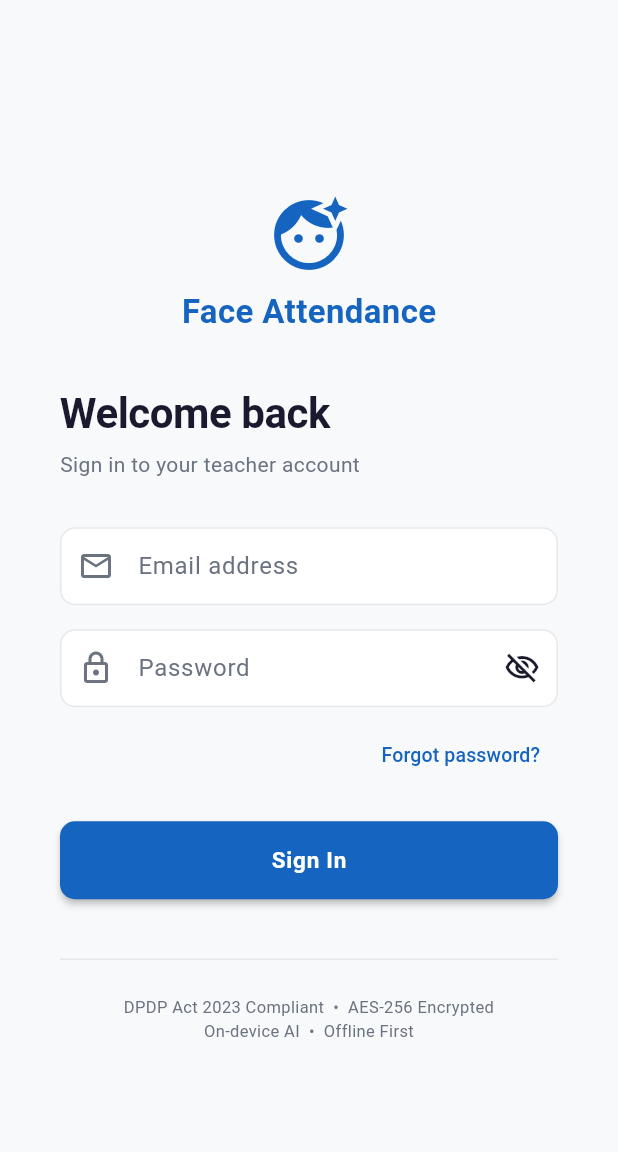
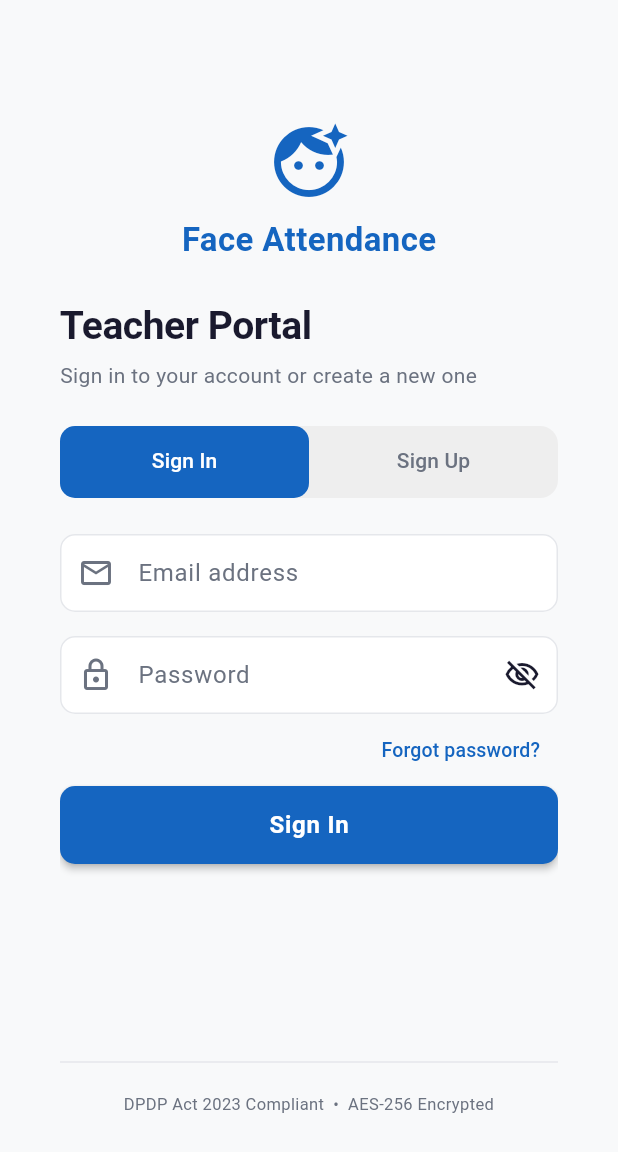
Before and after one commit to Nikhil11Sharma/face-attendance-app, a Flutter app: the screen it shows after launch, on a phone screen of 412 x 824 dp. Shown: the top 1152 px of the screen. Run offline on Flutter 3.47's test engine with Material 3 defaults, Android fonts, the phone set to English and light mode, and no system bars; our stand-ins replace camera, equatable, firebase_auth, firebase_core, fl_chart, flutter_bloc and 2 more; accounts and stored records are empty; generated files the repository leaves out were written again.

Commit message:
feat: add Sign Up tab to login screen, fix auth sign-in/sign-up flow

```diff
--- a/lib/features/auth/presentation/blocs/auth_event.dart
+++ b/lib/features/auth/presentation/blocs/auth_event.dart
@@ -7,10 +7,21 @@ abstract class AuthEvent extends Equatable {
   List<Object?> get props => [];
 }
 
+class AuthCheckRequested extends AuthEvent {}
+
 class AuthLoginRequested extends AuthEvent {
   final String email;
   final String password;
   const AuthLoginRequested({required this.email, required this.password});
+
+  @override
+  List<Object?> get props => [email];
+}
+
+class AuthSignUpRequested extends AuthEvent {
+  final String email;
+  final String password;
+  const AuthSignUpRequested({required this.email, required this.password});
 
   @override
   List<Object?> get props => [email];
@@ -25,5 +36,3 @@ class AuthPasswordResetRequested extends AuthEvent {
   @override
   List<Object?> get props => [email];
 }
-
-class AuthCheckRequested extends AuthEvent {}
--- a/lib/features/auth/presentation/screens/login_screen.dart
+++ b/lib/features/auth/presentation/screens/login_screen.dart
@@ -13,29 +13,60 @@ class LoginScreen extends StatefulWidget {
   State<LoginScreen> createState() => _LoginScreenState();
 }
 
-class _LoginScreenState extends State<LoginScreen> {
-  final _formKey   = GlobalKey<FormState>();
-  final _emailCtrl = TextEditingController();
-  final _passCtrl  = TextEditingController();
-  bool _obscure    = true;
+class _LoginScreenState extends State<LoginScreen>
+    with SingleTickerProviderStateMixin {
+  late TabController _tabController;
+  final _signInFormKey = GlobalKey<FormState>();
+  final _signUpFormKey = GlobalKey<FormState>();
+
+  final _signInEmailCtrl = TextEditingController();
+  final _signInPassCtrl  = TextEditingController();
+
+  final _signUpEmailCtrl    = TextEditingController();
+  final _signUpPassCtrl     = TextEditingController();
+  final _signUpConfirmCtrl  = TextEditingController();
+
+  bool _signInObscure    = true;
+  bool _signUpObscure    = true;
+  bool _signUpConfirmObs = true;
+
+  @override
+  void initState() {
+    super.initState();
+    _tabController = TabController(length: 2, vsync: this);
+  }
 
   @override
   void dispose() {
-    _emailCtrl.dispose();
-    _passCtrl.dispose();
+    _tabController.dispose();
+    _signInEmailCtrl.dispose();
+    _signInPassCtrl.dispose();
+    _signUpEmailCtrl.dispose();
+    _signUpPassCtrl.dispose();
+    _signUpConfirmCtrl.dispose();
     super.dispose();
   }
 
-  void _submit(BuildContext ctx) {
-    if (!_formKey.currentState!.validate()) return;
+  void _submitSignIn(BuildContext ctx) {
+    if (!_signInFormKey.currentState!.validate()) return;
     ctx.read<AuthBloc>().add(AuthLoginRequested(
-      email: _emailCtrl.text.trim(),
-      password: _passCtrl.text,
+      email: _signInEmailCtrl.text.trim(),
+      password: _signInPassCtrl.text,
+    ));
+  }
+
+  void _submitSignUp(BuildContext ctx) {
+    if (!_signUpFormKey.currentState!.validate()) return;
+    ctx.read<AuthBloc>().add(AuthSignUpRequested(
+      email: _signUpEmailCtrl.text.trim(),
+      password: _signUpPassCtrl.text,
     ));
   }
 
   @override
   Widget build(BuildContext context) {
+    final isWide = MediaQuery.of(context).size.width > 800;
+
     return BlocListener<AuthBloc, AuthState>(
       listener: (ctx, state) {
         if (state is AuthError) {
@@ -47,7 +78,8 @@ class _LoginScreenState extends State<LoginScreen> {
             ]),
             backgroundColor: AppColors.error,
             behavior: SnackBarBehavior.floating,
-            shape: RoundedRectangleBorder(borderRadius: BorderRadius.circular(8)),
+            shape:
+                RoundedRectangleBorder(borderRadius: BorderRadius.circular(8)),
           ));
         }
       },
@@ -55,8 +87,8 @@ class _LoginScreenState extends State<LoginScreen> {
         backgroundColor: AppColors.surface,
         body: Row(
           children: [
-            // ── Left panel (desktop) ────────────────────────────────────
-            if (MediaQuery.of(context).size.width > 800)
+            // ── Left blue panel (desktop only) ──────────────────────────
+            if (isWide)
               Expanded(
                 flex: 5,
                 child: Container(
@@ -94,13 +126,21 @@ class _LoginScreenState extends State<LoginScreen> {
                             ),
                           ),
                           SizedBox(height: 48),
-                          _FeatureRow(icon: Icons.bolt, text: 'Mark attendance in seconds'),
+                          _FeatureRow(
+                              icon: Icons.bolt,
+                              text: 'Mark attendance in seconds'),
                           SizedBox(height: 12),
-                          _FeatureRow(icon: Icons.security, text: 'Anti-spoofing liveness check'),
+                          _FeatureRow(
+                              icon: Icons.security,
+                              text: 'Anti-spoofing liveness check'),
                           SizedBox(height: 12),
-                          _FeatureRow(icon: Icons.cloud_sync, text: 'Offline-first, syncs automatically'),
+                          _FeatureRow(
+                              icon: Icons.cloud_sync,
+                              text: 'Offline-first, syncs automatically'),
                           SizedBox(height: 12),
-                          _FeatureRow(icon: Icons.bar_chart, text: 'Monthly & yearly reports'),
+                          _FeatureRow(
+                              icon: Icons.bar_chart,
+                              text: 'Monthly & yearly reports'),
                         ],
                       ),
                     ),
@@ -108,19 +148,20 @@ class _LoginScreenState extends State<LoginScreen> {
                 ),
               ),
 
-            // ── Right panel (login form) ────────────────────────────────
+            // ── Right panel (form) ────────────────────────────────────────
             Expanded(
               flex: 4,
               child: Center(
                 child: SingleChildScrollView(
-                  padding: const EdgeInsets.symmetric(horizontal: 40, vertical: 32),
+                  padding:
+                      const EdgeInsets.symmetric(horizontal: 40, vertical: 32),
                   child: ConstrainedBox(
-                    constraints: const BoxConstraints(maxWidth: 400),
+                    constraints: const BoxConstraints(maxWidth: 420),
                     child: Column(
                       crossAxisAlignment: CrossAxisAlignment.start,
                       children: [
                         // Logo (mobile only)
-                        if (MediaQuery.of(context).size.width <= 800) ...[
+                        if (!isWide) ...[
                           const Center(
                             child: Icon(Icons.face_retouching_natural,
                                 size: 56, color: AppColors.primary),
@@ -134,129 +175,65 @@ class _LoginScreenState extends State<LoginScreen> {
                                   color: AppColors.primary,
                                 )),
                           ),
-                          const SizedBox(height: 32),
+                          const SizedBox(height: 24),
                         ],
 
-                        const Text('Welcome back',
+                        const Text('Teacher Portal',
                             style: TextStyle(
-                              fontSize: 28,
+                              fontSize: 26,
                               fontWeight: FontWeight.bold,
                               color: AppColors.textPrimary,
                               letterSpacing: -0.3,
                             )),
                         const SizedBox(height: 4),
-                        const Text('Sign in to your teacher account',
+                        const Text(
+                            'Sign in to your account or create a new one',
                             style: TextStyle(
                                 color: AppColors.textSecond, fontSize: 14)),
-                        const SizedBox(height: 32),
+                        const SizedBox(height: 24),
 
-                        // Form
-                        Form(
-                          key: _formKey,
-                          child: Column(
+                        // ── Tabs ──────────────────────────────────────────
+                        Container(
+                          decoration: BoxDecoration(
+                            color: Colors.grey[200],
+                            borderRadius: BorderRadius.circular(12),
+                          ),
+                          child: TabBar(
+                            controller: _tabController,
+                            indicator: BoxDecoration(
+                              color: AppColors.primary,
+                              borderRadius: BorderRadius.circular(10),
+                            ),
+                            indicatorSize: TabBarIndicatorSize.tab,
+                            labelColor: Colors.white,
+                            unselectedLabelColor: AppColors.textSecond,
+                            dividerColor: Colors.transparent,
+                            tabs: const [
+                              Tab(text: 'Sign In'),
+                              Tab(text: 'Sign Up'),
+                            ],
+                          ),
+                        ),
+                        const SizedBox(height: 24),
+
+                        // ── Tab Content ───────────────────────────────────
+                        SizedBox(
+                          height: 320,
+                          child: TabBarView(
+                            controller: _tabController,
                             children: [
-                              // Email
-                              TextFormField(
-                                controller: _emailCtrl,
-                                keyboardType: TextInputType.emailAddress,
-                                decoration: const InputDecoration(
-                                  labelText: 'Email address',
-                                  prefixIcon: Icon(Icons.email_outlined),
-                                ),
-                                validator: (v) {
-                                  if (v == null || v.isEmpty) return 'Enter your email';
-                                  if (!v.contains('@')) return 'Enter a valid email';
-                                  return null;
-                                },
-                              ),
-                              const SizedBox(height: 16),
-
-                              // Password
-                              TextFormField(
-                                controller: _passCtrl,
-                                obscureText: _obscure,
-                                onFieldSubmitted: (_) => _submit(context),
-                                decoration: InputDecoration(
-                                  labelText: 'Password',
-                                  prefixIcon: const Icon(Icons.lock_outlined),
-                                  suffixIcon: IconButton(
-                                    icon: Icon(_obscure
-                                        ? Icons.visibility_off_outlined
-                                        : Icons.visibility_outlined),
-                                    onPressed: () =>
-                                        setState(() => _obscure = !_obscure),
-                                  ),
-                                ),
-                                validator: (v) {
-                                  if (v == null || v.length < 6) {
-                                    return 'Password must be at least 6 characters';
-                                  }
-                                  return null;
-                                },
-                              ),
-                              const SizedBox(height: 8),
-
-                              // Forgot password
-                              Align(
-                                alignment: Alignment.centerRight,
-                                child: TextButton(
-                                  onPressed: () {
-                                    final email = _emailCtrl.text.trim();
-                                    if (email.isEmpty) {
-                                      ScaffoldMessenger.of(context)
-                                          .showSnackBar(const SnackBar(
-                                              content: Text(
-                                                  'Enter your email first')));
-                                      return;
-                                    }
-                                    context.read<AuthBloc>().add(
-                                        AuthPasswordResetRequested(
-                                            email: email));
-                                    ScaffoldMessenger.of(context).showSnackBar(
-                                        const SnackBar(
-                                            content: Text(
-                                                'Password reset email sent ✅')));
-                                  },
-                                  child: const Text('Forgot password?',
-                                      style: TextStyle(
-                                          color: AppColors.primary,
-                                          fontSize: 13)),
-                                ),
-                              ),
-                              const SizedBox(height: 20),
-
-                              // Sign In Button
-                              BlocBuilder<AuthBloc, AuthState>(
-                                builder: (ctx, state) {
-                                  return SizedBox(
-                                    width: double.infinity,
-                                    height: 52,
-                                    child: ElevatedButton(
-                                      onPressed: state is AuthLoading
-                                          ? null
-                                          : () => _submit(ctx),
-                                      child: state is AuthLoading
-                                          ? const SizedBox(
-                                              height: 20,
-                                              width: 20,
-                                              child: CircularProgressIndicator(
-                                                  strokeWidth: 2,
-                                                  color: Colors.white))
-                                          : const Text('Sign In'),
-                                    ),
-                                  );
-                                },
-                              ),
+                              _buildSignInForm(context),
+                              _buildSignUpForm(context),
                             ],
                           ),
                         ),
 
-                        const SizedBox(height: 32),
+                        const SizedBox(height: 24),
                         const Divider(),
-                        const SizedBox(height: 16),
+                        const SizedBox(height: 12),
                         const Center(
                           child: Text(
-                            'DPDP Act 2023 Compliant  •  AES-256 Encrypted\nOn-device AI  •  Offline First',
+                            'DPDP Act 2023 Compliant  •  AES-256 Encrypted',
                             textAlign: TextAlign.center,
                             style: TextStyle(
                                 color: AppColors.textSecond, fontSize: 11),
@@ -270,6 +247,181 @@ class _LoginScreenState extends State<LoginScreen> {
             ),
           ],
         ),
+      ),
+    );
+  }
+
+  // ── Sign In Form ──────────────────────────────────────────────────────────
+
+  Widget _buildSignInForm(BuildContext context) {
+    return Form(
+      key: _signInFormKey,
+      child: Column(
+        crossAxisAlignment: CrossAxisAlignment.stretch,
+        children: [
+          TextFormField(
+            controller: _signInEmailCtrl,
+            keyboardType: TextInputType.emailAddress,
+            decoration: const InputDecoration(
+              labelText: 'Email address',
+              prefixIcon: Icon(Icons.email_outlined),
+            ),
+            validator: (v) {
+              if (v == null || v.isEmpty) return 'Enter your email';
+              if (!v.contains('@')) return 'Enter a valid email';
+              return null;
+            },
+          ),
+          const SizedBox(height: 16),
+          TextFormField(
+            controller: _signInPassCtrl,
+            obscureText: _signInObscure,
+            onFieldSubmitted: (_) => _submitSignIn(context),
+            decoration: InputDecoration(
+              labelText: 'Password',
+              prefixIcon: const Icon(Icons.lock_outlined),
+              suffixIcon: IconButton(
+                icon: Icon(_signInObscure
+                    ? Icons.visibility_off_outlined
+                    : Icons.visibility_outlined),
+                onPressed: () =>
+                    setState(() => _signInObscure = !_signInObscure),
+              ),
+            ),
+            validator: (v) {
+              if (v == null || v.length < 6) {
+                return 'Password must be at least 6 characters';
+              }
+              return null;
+            },
+          ),
+          Align(
+            alignment: Alignment.centerRight,
+            child: TextButton(
+              onPressed: () {
+                final email = _signInEmailCtrl.text.trim();
+                if (email.isEmpty) {
+                  ScaffoldMessenger.of(context).showSnackBar(
+                      const SnackBar(content: Text('Enter your email first')));
+                  return;
+                }
+                context
+                    .read<AuthBloc>()
+                    .add(AuthPasswordResetRequested(email: email));
+                ScaffoldMessenger.of(context).showSnackBar(const SnackBar(
+                    content: Text('Password reset email sent ✅')));
+              },
+              child: const Text('Forgot password?',
+                  style: TextStyle(color: AppColors.primary, fontSize: 13)),
+            ),
+          ),
+          BlocBuilder<AuthBloc, AuthState>(
+            builder: (ctx, state) {
+              return SizedBox(
+                height: 52,
+                child: ElevatedButton(
+                  onPressed:
+                      state is AuthLoading ? null : () => _submitSignIn(ctx),
+                  child: state is AuthLoading
+                      ? const SizedBox(
+                          height: 20,
+                          width: 20,
+                          child: CircularProgressIndicator(
+                              strokeWidth: 2, color: Colors.white))
+                      : const Text('Sign In',
+                          style: TextStyle(fontSize: 16)),
+                ),
+              );
+            },
+          ),
+        ],
+      ),
+    );
+  }
+
+  // ── Sign Up Form ──────────────────────────────────────────────────────────
+
+  Widget _buildSignUpForm(BuildContext context) {
+    return Form(
+      key: _signUpFormKey,
+      child: Column(
+        crossAxisAlignment: CrossAxisAlignment.stretch,
+        children: [
+          TextFormField(
+            controller: _signUpEmailCtrl,
+            keyboardType: TextInputType.emailAddress,
+            decoration: const InputDecoration(
+              labelText: 'Email address',
+              prefixIcon: Icon(Icons.email_outlined),
+            ),
+            validator: (v) {
+              if (v == null || v.isEmpty) return 'Enter your email';
+              if (!v.contains('@')) return 'Enter a valid email';
+              return null;
+            },
+          ),
+          const SizedBox(height: 14),
+          TextFormField(
+            controller: _signUpPassCtrl,
+            obscureText: _signUpObscure,
+            decoration: InputDecoration(
+              labelText: 'Password (min 6 characters)',
+              prefixIcon: const Icon(Icons.lock_outlined),
+              suffixIcon: IconButton(
+                icon: Icon(_signUpObscure
+                    ? Icons.visibility_off_outlined
+                    : Icons.visibility_outlined),
+                onPressed: () =>
+                    setState(() => _signUpObscure = !_signUpObscure),
+              ),
+            ),
+            validator: (v) {
+              if (v == null || v.length < 6) return 'Minimum 6 characters';
+              return null;
+            },
+          ),
+          const SizedBox(height: 14),
+          TextFormField(
+            controller: _signUpConfirmCtrl,
+            obscureText: _signUpConfirmObs,
+            onFieldSubmitted: (_) => _submitSignUp(context),
+            decoration: InputDecoration(
+              labelText: 'Confirm password',
+              prefixIcon: const Icon(Icons.lock_outlined),
+              suffixIcon: IconButton(
+                icon: Icon(_signUpConfirmObs
+                    ? Icons.visibility_off_outlined
+                    : Icons.visibility_outlined),
+                onPressed: () =>
+                    setState(() => _signUpConfirmObs = !_signUpConfirmObs),
+              ),
+            ),
+            validator: (v) {
+              if (v != _signUpPassCtrl.text) return 'Passwords do not match';
+              return null;
+            },
+          ),
+          const SizedBox(height: 16),
+          BlocBuilder<AuthBloc, AuthState>(
+            builder: (ctx, state) {
+              return SizedBox(
+                height: 52,
+                child: ElevatedButton(
+                  onPressed:
+                      state is AuthLoading ? null : () => _submitSignUp(ctx),
+                  child: state is AuthLoading
+                      ? const SizedBox(
+                          height: 20,
+                          width: 20,
+                          child: CircularProgressIndicator(
+                              strokeWidth: 2, color: Colors.white))
+                      : const Text('Create Account',
+                          style: TextStyle(fontSize: 16)),
+                ),
+              );
+            },
+          ),
+        ],
       ),
     );
   }
```
Also changed, not shown: lib/features/auth/presentation/blocs/auth_bloc.dart (+34 -8 lines), 1 other file.
